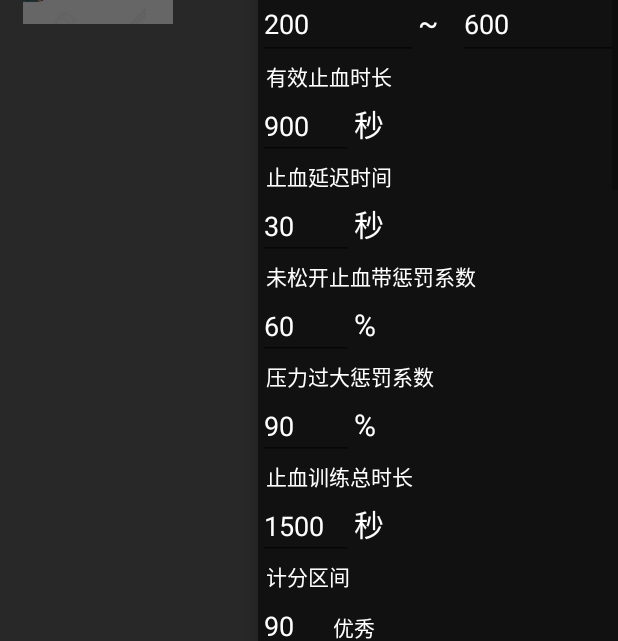
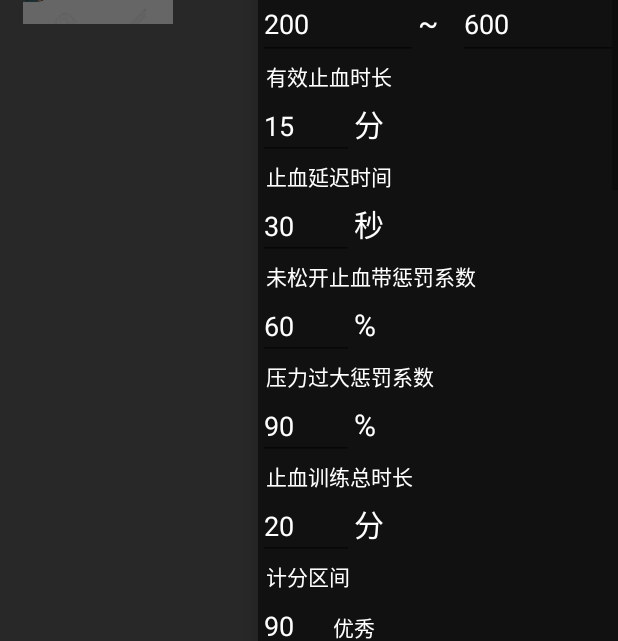
Before and after one commit to Pan-Fengli/MainApp, an Android app: the screen it shows after launch (MainPage), with the side drawer open, on a phone screen of 412 x 824 dp. Shown: the part 457-1098 px from the top of the screen. Run offline under Robolectric (Android 15) with nearby library versions, the phone set to English and light mode, and no system bars; pictures from the network do not load.

Commit message:
fix:UI部分修改
把部分时间单位改成了分
修改了gap的大小，以及对应模型种的参数改成全局变量

```diff
--- a/app/src/main/java/com/dalab/dalabapp/MainPage.java
+++ b/app/src/main/java/com/dalab/dalabapp/MainPage.java
@@ -81,9 +81,9 @@ public class MainPage extends AppCompatActivity {
     static int weight_def=65;//kg
 
     // 时间设置
-     int hoeoTime_def = 1500; //
-     int bindTime_def = 180; //
-     int hoeoValidTime_def = 900;
+     int hoeoTime_def = 20; //20min
+     int bindTime_def = 3; //3min
+     int hoeoValidTime_def = 15;//15min
     // 分数区间设置
      int hoeoVeryGood_def = 90;
      int hoeoGood_def = 75;
--- a/app/src/main/java/com/dalab/dalabapp/Trains/BindPage.java
+++ b/app/src/main/java/com/dalab/dalabapp/Trains/BindPage.java
@@ -28,7 +28,8 @@ public class BindPage extends AppCompatActivity {
         super.onCreate(savedInstanceState);
         setContentView(R.layout.detail_list_page);
         totalTime = findViewById(R.id.detailListPageTotalTime);
-        totalTime.setText("包扎总时长" + Global.global.bindTime / 60 + "min");
+//        totalTime.setText("包扎总时长" + Global.global.bindTime / 60 + "min");
+        totalTime.setText("包扎总时长" + Global.global.bindTime  + "min");
         tmp = findViewById(R.id.detailListPageValidTime);
         tmp.setTextSize(0);
         myList = findViewById(R.id.list);
--- a/app/src/main/java/com/dalab/dalabapp/Trains/Hemostasis.java
+++ b/app/src/main/java/com/dalab/dalabapp/Trains/Hemostasis.java
@@ -29,8 +29,10 @@ public class Hemostasis extends AppCompatActivity {
         // 设置总时间和有效时间
         validTime = findViewById(R.id.detailListPageValidTime);
         totalTime = findViewById(R.id.detailListPageTotalTime);
-        validTime.setText("有效止血时间" + Global.global.hoeoValidTime / 60 + "min");
-        totalTime.setText("总止血时间" + Global.global.hoeoTime / 60 + "min");
+//        validTime.setText("有效止血时间" + Global.global.hoeoValidTime / 60 + "min");
+//        totalTime.setText("总止血时间" + Global.global.hoeoTime / 60 + "min");
+        validTime.setText("有效止血时间" + Global.global.hoeoValidTime + "min");
+        totalTime.setText("总止血时间" + Global.global.hoeoTime + "min");
         validTime.setVisibility(View.VISIBLE);
         totalTime.setVisibility(View.VISIBLE);
         // others
--- a/app/src/main/res/layout/main_page.xml
+++ b/app/src/main/res/layout/main_page.xml
@@ -307,10 +307,11 @@
                         android:inputType="number"
                         android:textColor="@android:color/background_light"
                         android:textColorHint="@android:color/background_light" />
+
                     <TextView
                         android:layout_width="wrap_content"
                         android:layout_height="wrap_content"
-                        android:text="秒"
+                        android:text="分"
                         android:textColor="@android:color/background_light"
                         android:textSize="20sp" />
                 </LinearLayout>
@@ -423,10 +424,11 @@
                         android:inputType="number"
                         android:textColor="@android:color/background_light"
                         android:textColorHint="@android:color/background_light" />
+
                     <TextView
                         android:layout_width="wrap_content"
                         android:layout_height="wrap_content"
-                        android:text="秒"
+                        android:text="分"
                         android:textColor="@android:color/background_light"
                         android:textSize="20sp" />
                 </LinearLayout>
@@ -666,10 +668,11 @@
                         android:inputType="number"
                         android:textColor="@android:color/background_light"
                         android:textColorHint="@android:color/background_light" />
+
                     <TextView
                         android:layout_width="wrap_content"
                         android:layout_height="wrap_content"
-                        android:text="秒"
+                        android:text="分"
                         android:textColor="@android:color/background_light"
                         android:textSize="20sp" />
                 </LinearLayout>
```
Also changed, not shown: app/src/main/java/com/dalab/dalabapp/DataPage/BindDataPage.java (+18 -19 lines), app/src/main/java/com/dalab/dalabapp/DataPage/HoeostasisDataPage.java (+4 -3 lines), app/src/main/java/com/dalab/dalabapp/Utils/HoeoIncreaseModel.java (+6 -3 lines).
